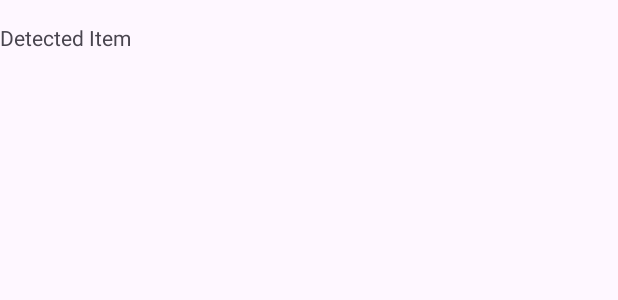
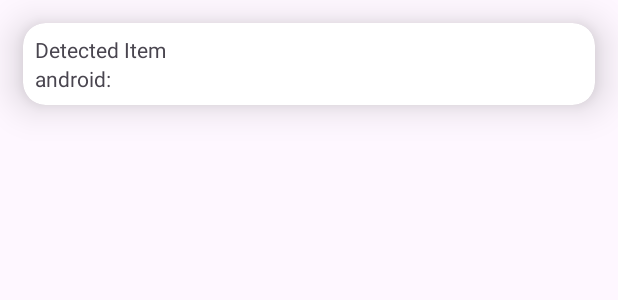
Before and after one commit to oalee/ai-android-object-detector, an Android app: the layout item_detected.xml on its own in the app's theme, with its tools: preview values and no code run, on a phone screen of 412 x 824 dp. Shown: the top 300 px of the screen. Run offline under Robolectric (Android 15) with nearby library versions, the phone set to English and light mode, and no system bars.

Commit message:
Gallery impl

```diff
--- a/app/src/main/java/com/example/delftaiobjectdetector/ui/gallery/GalleryViewModel.java
+++ b/app/src/main/java/com/example/delftaiobjectdetector/ui/gallery/GalleryViewModel.java
@@ -46,6 +46,12 @@ public class GalleryViewModel extends ViewModel {
                     List<List<DetectionResult>> groupedData = new ArrayList<>(allData.stream()
                             .collect(Collectors.groupingBy(DetectionResult::getImageName))
                             .values());
+//                    reverse the list
+                    groupedData = groupedData.stream().map(list -> {
+                        List<DetectionResult> reversedList = new ArrayList<>(list);
+                        java.util.Collections.reverse(reversedList);
+                        return reversedList;
+                    }).collect(Collectors.toList());
 
                     detectionResults.postValue(groupedData);
                 }
--- /dev/null
+++ b/app/src/main/res/drawable/cornered_bg.xml
@@ -0,0 +1,5 @@
+<?xml version="1.0" encoding="utf-8"?>
+<shape xmlns:android="http://schemas.android.com/apk/res/android">
+    <solid android:color="#80FFFFFF" /> <!-- semi-transparent white color -->
+    <corners android:radius="10dp"/> <!-- Adjust the radius as needed -->
+</shape>
--- a/app/src/main/res/layout/item_detected.xml
+++ b/app/src/main/res/layout/item_detected.xml
@@ -1,35 +1,62 @@
 <?xml version="1.0" encoding="utf-8"?>
-<androidx.constraintlayout.widget.ConstraintLayout xmlns:android="http://schemas.android.com/apk/res/android"
+<androidx.cardview.widget.CardView
+
+    xmlns:android="http://schemas.android.com/apk/res/android"
+
+    xmlns:app="http://schemas.android.com/apk/res-auto"
+    xmlns:tools="http://schemas.android.com/tools"
     android:layout_width="match_parent"
     android:layout_height="wrap_content"
-    android:minHeight="50dp"
-    xmlns:app="http://schemas.android.com/apk/res-auto">
+    android:layout_margin="15dp"
+    app:cardCornerRadius="15dp"
+    app:cardElevation="15dp">
+
+    <androidx.constraintlayout.widget.ConstraintLayout
+        android:layout_width="match_parent"
+        android:layout_height="wrap_content"
+        android:minHeight="50dp">
+
+        <LinearLayout
+            android:layout_width="wrap_content"
+            android:layout_height="wrap_content"
+            android:orientation="vertical"
+            app:layout_constraintBottom_toBottomOf="parent"
+            app:layout_constraintStart_toStartOf="parent"
+            app:layout_constraintTop_toTopOf="parent"
+            android:layout_margin="8dp"
+            >
+        <TextView
+            android:id="@+id/detectedItemTextView"
+            android:layout_width="wrap_content"
+            android:layout_height="wrap_content"
+            android:text="Detected Item"
+
+             />
 
         <TextView
+            android:id="@+id/confidenceTextView"
             android:layout_width="wrap_content"
             android:layout_height="wrap_content"
-        android:id="@+id/detectedItemTextView"
-        android:text="Detected Item"
-
+            android:text="android:"
             app:layout_constraintStart_toStartOf="parent"
-        app:layout_constraintTop_toTopOf="parent"
-        app:layout_constraintBottom_toBottomOf="parent"
-        />
+            app:layout_constraintTop_toBottomOf="@+id/detectedItemTextView" />
+        </LinearLayout>
 
         <ImageView
+            android:id="@+id/detectedItemImageView"
             android:layout_width="wrap_content"
             android:layout_height="wrap_content"
-        android:id="@+id/detectedItemImageView"
             android:layout_marginStart="8dp"
+            android:layout_marginTop="8dp"
             android:layout_marginEnd="8dp"
-        android:layout_marginTop="8dp"
             android:layout_marginBottom="8dp"
 
+            app:layout_constraintBottom_toBottomOf="parent"
+            app:layout_constraintEnd_toEndOf="parent"
             app:layout_constraintStart_toEndOf="@id/detectedItemTextView"
-        app:layout_constraintEnd_toEndOf="parent"
-        app:layout_constraintTop_toTopOf="parent"
-        app:layout_constraintBottom_toBottomOf="parent"
-        />
+            app:layout_constraintTop_toTopOf="parent" />
 
 
     </androidx.constraintlayout.widget.ConstraintLayout>
+
+</androidx.cardview.widget.CardView>
--- a/app/src/main/res/navigation/navigation_graph.xml
+++ b/app/src/main/res/navigation/navigation_graph.xml
@@ -34,5 +34,9 @@
         android:id="@+id/galleryFragment"
         android:name="com.example.delftaiobjectdetector.ui.gallery.GalleryFragment"
         android:label="fragment_gallery"
-        tools:layout="@layout/fragment_gallery" />
+        tools:layout="@layout/fragment_gallery" >
+        <action
+            android:id="@+id/action_galleryFragment_to_analysisFragment"
+            app:destination="@id/analysisFragment" />
+    </fragment>
 </navigation>
```
Also changed, not shown: app/src/main/java/com/example/delftaiobjectdetector/ui/analysis/AnalysisFragment.java (+10 -10 lines), app/src/main/java/com/example/delftaiobjectdetector/ui/analysis/components/DetectedItemsAdapter.java (renamed from app/src/main/java/com/example/delftaiobjectdetector/ui/analysis/DetectedItemsAdapter.java, +6 -2 lines), app/src/main/java/com/example/delftaiobjectdetector/ui/gallery/GalleryFragment.java (+11 -2 lines), app/src/main/java/com/example/delftaiobjectdetector/ui/gallery/components/GalleryAdapter.java (+37 -9 lines), app/src/main/res/drawable/baseline_read_more_24.xml (added, +8 -0 lines), app/src/main/res/layout/item_gallery.xml (+17 -1 lines). Lines whose indentation alone changed are shown as unchanged.
